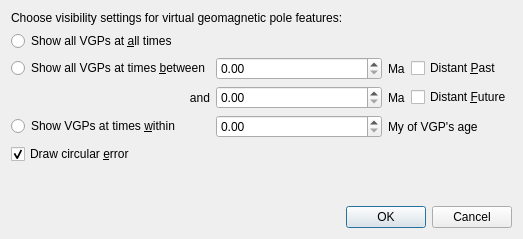
Before: the Qt Designer form src/qt-widgets/SetVGPVisibilityDialogUi.ui in GPlates/GPlates, drawn with Qt 5.
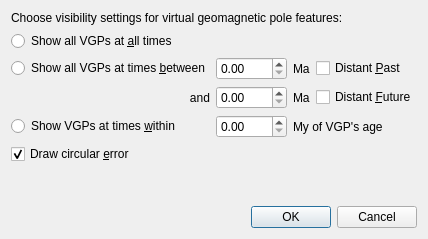
After: the same form once the commit is applied.

Diff of the .ui file:
```diff
--- a/src/qt-widgets/SetVGPVisibilityDialogUi.ui
+++ b/src/qt-widgets/SetVGPVisibilityDialogUi.ui
@@ -9,7 +9,7 @@
    <rect>
     <x>0</x>
     <y>0</y>
-    <width>523</width>
+    <width>392</width>
     <height>239</height>
    </rect>
   </property>
```
